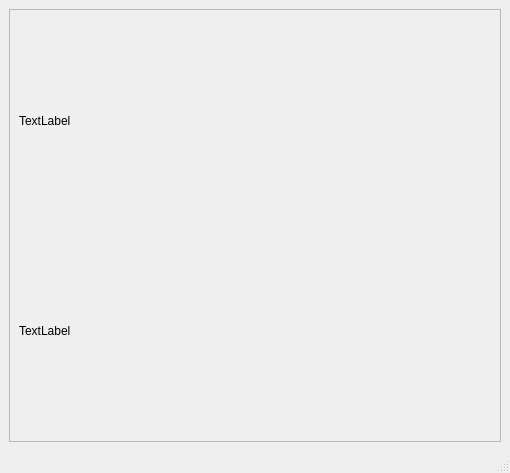
Before: the Qt Designer form monitor/view/from_ui.ui in eltonfernando/monitor_cam, drawn with Qt 5.
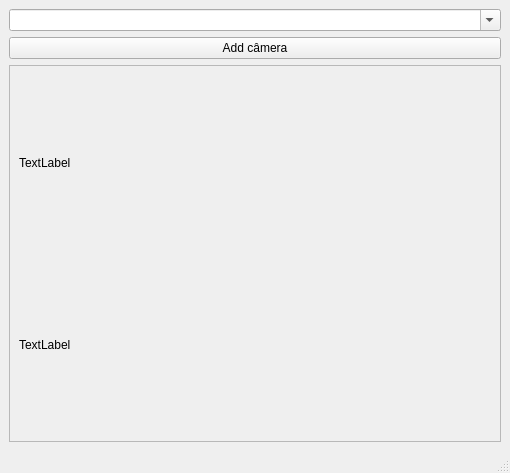
After: the same form once the commit is applied.

Diff of the .ui file:
```diff
--- a/monitor/view/from_ui.ui
+++ b/monitor/view/from_ui.ui
@@ -15,7 +15,17 @@
   </property>
   <widget class="QWidget" name="centralwidget">
    <layout class="QGridLayout" name="gridLayout_2">
+    <item row="2" column="0">
+     <widget class="QPushButton" name="pushButton_add">
+      <property name="text">
+       <string>Add câmera</string>
+      </property>
+     </widget>
+    </item>
     <item row="0" column="0">
+     <layout class="QVBoxLayout" name="verticalLayout_2"/>
+    </item>
+    <item row="3" column="0">
      <widget class="QScrollArea" name="scrollArea">
       <property name="widgetResizable">
        <bool>true</bool>
@@ -26,7 +36,7 @@
          <x>0</x>
          <y>0</y>
          <width>490</width>
-         <height>411</height>
+         <height>345</height>
         </rect>
        </property>
        <layout class="QGridLayout" name="gridLayout">
@@ -52,6 +62,13 @@
       </widget>
      </widget>
     </item>
+    <item row="1" column="0">
+     <widget class="QComboBox" name="comboBox_cam">
+      <property name="editable">
+       <bool>true</bool>
+      </property>
+     </widget>
+    </item>
    </layout>
   </widget>
   <widget class="QMenuBar" name="menubar">
```
